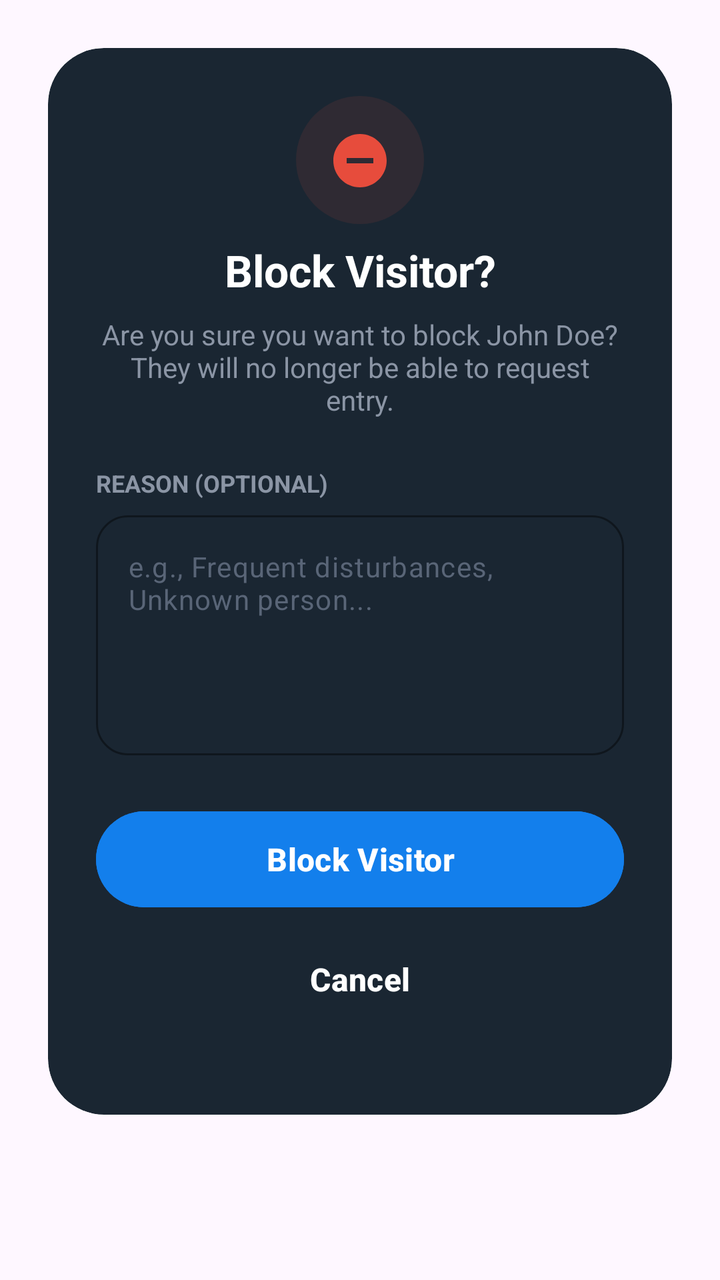
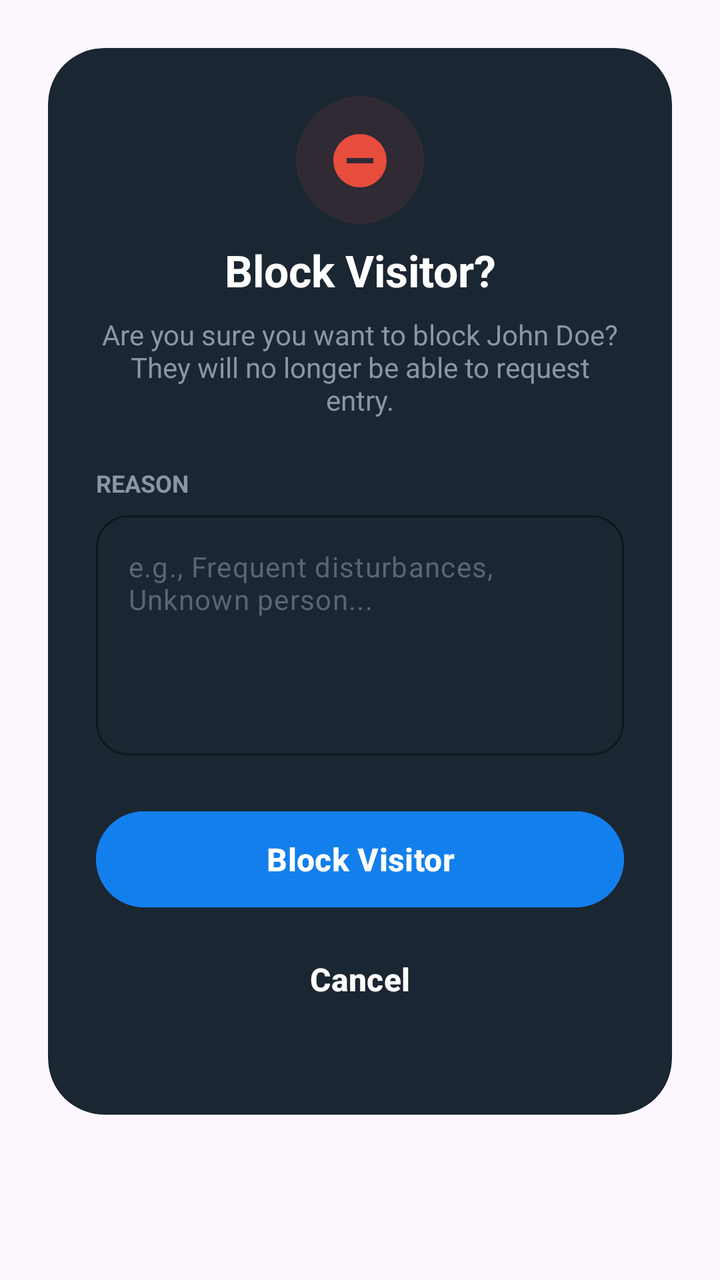

Screens rendered from an Android XML layout before and after an edit, with the pre-edit source and the edit as a unified diff.
<!-- AndroidManifest.xml: application theme Theme.HouseVisitorManagementSystem -->
<!-- res/layout/dialog_block_visitor.xml -->
<?xml version="1.0" encoding="utf-8"?>
<FrameLayout xmlns:android="http://schemas.android.com/apk/res/android"
    xmlns:app="http://schemas.android.com/apk/res-auto"
    android:layout_width="match_parent"
    android:layout_height="wrap_content"
    android:padding="24dp">

    <androidx.cardview.widget.CardView
        android:layout_width="match_parent"
        android:layout_height="wrap_content"
        app:cardBackgroundColor="#1A2632"
        app:cardCornerRadius="28dp"
        app:cardElevation="0dp">

        <androidx.core.widget.NestedScrollView
            android:layout_width="match_parent"
            android:layout_height="wrap_content">

            <LinearLayout
                android:layout_width="match_parent"
                android:layout_height="wrap_content"
                android:orientation="vertical"
                android:padding="24dp">

                <View
                    android:id="@+id/iconBg"
                    android:layout_width="64dp"
                    android:layout_height="64dp"
                    android:layout_gravity="center"
                    android:background="@drawable/circle_dark_bg"
                    android:backgroundTint="#1AE74C3C" />

                <ImageView
                    android:layout_width="32dp"
                    android:layout_height="32dp"
                    android:layout_gravity="center"
                    android:layout_marginTop="-48dp"
                    android:src="@drawable/ic_block_circle"
                    app:tint="@color/red" />

                <TextView
                    android:layout_width="match_parent"
                    android:layout_height="wrap_content"
                    android:layout_marginTop="24dp"
                    android:gravity="center"
                    android:text="Block Visitor?"
                    android:textColor="@color/white"
                    android:textSize="22sp"
                    android:textStyle="bold" />

                <TextView
                    android:id="@+id/tvDescription"
                    android:layout_width="match_parent"
                    android:layout_height="wrap_content"
                    android:layout_marginTop="8dp"
                    android:gravity="center"
                    android:text="Are you sure you want to block John Doe?\nThey will no longer be able to request entry."
                    android:textColor="@color/text_grey"
                    android:textSize="14sp" />

                <TextView
                    android:layout_width="wrap_content"
                    android:layout_height="wrap_content"
                    android:layout_marginTop="24dp"
                    android:text="REASON (OPTIONAL)"
                    android:textColor="@color/text_grey"
                    android:textSize="12sp"
                    android:textStyle="bold" />

                <com.google.android.material.textfield.TextInputLayout
                    android:layout_width="match_parent"
                    android:layout_height="wrap_content"
                    android:layout_marginTop="8dp"
                    app:boxBackgroundColor="#1A2632"
                    app:boxCornerRadiusBottomEnd="16dp"
                    app:boxCornerRadiusBottomStart="16dp"
                    app:boxCornerRadiusTopEnd="16dp"
                    app:boxCornerRadiusTopStart="16dp"
                    app:boxStrokeColor="@color/charcoal_blue"
                    app:boxStrokeWidth="1dp"
                    app:hintEnabled="false">

                    <com.google.android.material.textfield.TextInputEditText
                        android:id="@+id/etReason"
                        android:layout_width="match_parent"
                        android:layout_height="120dp"
                        android:gravity="top"
                        android:hint="e.g., Frequent disturbances, Unknown person..."
                        android:padding="16dp"
                        android:textColor="@color/white"
                        android:textColorHint="@color/slate_gray"
                        android:textSize="14sp" />
                </com.google.android.material.textfield.TextInputLayout>

                <com.google.android.material.button.MaterialButton
                    android:id="@+id/btnBlockVisitor"
                    android:layout_width="match_parent"
                    android:layout_height="56dp"
                    android:layout_marginTop="24dp"
                    android:backgroundTint="@color/bright_azure_blue"
                    android:text="Block Visitor"
                    android:textAllCaps="false"
                    android:textColor="@color/white"
                    android:textSize="16sp"
                    android:textStyle="bold"
                    app:cornerRadius="28dp" />

                <com.google.android.material.button.MaterialButton
                    android:id="@+id/btnCancel"
                    android:layout_width="match_parent"
                    android:layout_height="56dp"
                    android:layout_marginTop="4dp"
                    android:backgroundTint="@android:color/transparent"
                    android:text="Cancel"
                    android:textAllCaps="false"
                    android:textColor="@color/white"
                    android:textSize="16sp"
                    android:textStyle="bold"
                    app:elevation="0dp"
                    app:rippleColor="#1AFFFFFF" />

            </LinearLayout>
        </androidx.core.widget.NestedScrollView>
    </androidx.cardview.widget.CardView>
</FrameLayout>
<!-- resources referenced by this layout -->
<resources>
  <color name="bright_azure_blue">#137fec</color>
  <color name="charcoal_blue">#334f6a</color>
  <color name="red">#E74C3C</color>
  <color name="slate_gray">#596577</color>
  <color name="text_grey">#8B95A5</color>
  <color name="white">#FFFFFF</color>
  <!-- drawable circle_dark_bg (drawable) -->
  <?xml version="1.0" encoding="utf-8"?>
  <shape xmlns:android="http://schemas.android.com/apk/res/android"
      android:shape="oval">
      <solid android:color="#1A2332" />
  </shape>
  <!-- drawable ic_block_circle (drawable) -->
  <vector xmlns:android="http://schemas.android.com/apk/res/android"
      android:width="24dp"
      android:height="24dp"
      android:viewportWidth="24"
      android:viewportHeight="24">
      <path
          android:fillColor="#FFFFFF"
          android:pathData="M12,2C6.48,2 2,6.48 2,12s4.48,10 10,10 10,-4.48 10,-10S17.52,2 12,2zM17,13H7v-2h10v2z" />
  </vector>
  <style name="Theme.HouseVisitorManagementSystem" parent="Base.Theme.HouseVisitorManagementSystem" />
  <style name="Base.Theme.HouseVisitorManagementSystem" parent="Theme.Material3.DayNight.NoActionBar">
          
          
      </style>
</resources>

<!-- the commit's change to res/layout/dialog_block_visitor.xml (unified diff, before → after) -->
@@ -62,7 +62,7 @@
                     android:layout_width="wrap_content"
                     android:layout_height="wrap_content"
                     android:layout_marginTop="24dp"
-                    android:text="REASON (OPTIONAL)"
+                    android:text="REASON"
                     android:textColor="@color/text_grey"
                     android:textSize="12sp"
                     android:textStyle="bold" />
